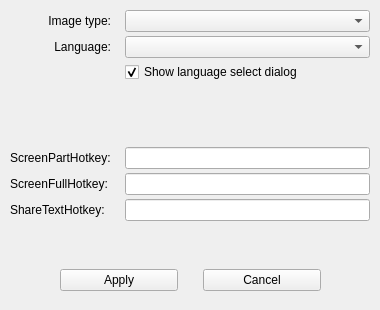
The window that client/config.ui (bakwc/Pastexen) describes before a commit, drawn with Qt 5.
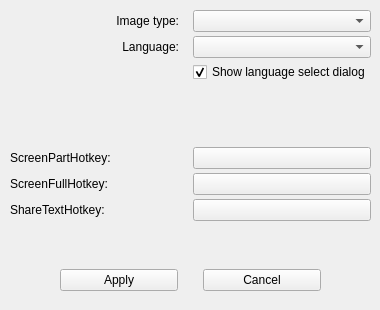
The same window after the commit.

Commit message: Began writing class, that will be read key sequence

What changed in the file:
```diff
--- a/client/config.ui
+++ b/client/config.ui
@@ -42,7 +42,7 @@
     <rect>
      <x>10</x>
      <y>10</y>
-     <width>360</width>
+     <width>361</width>
      <height>211</height>
     </rect>
    </property>
@@ -147,14 +147,26 @@
       </property>
      </widget>
     </item>
-    <item row="4" column="1">
-     <widget class="QLineEdit" name="screenPartLine"/>
-    </item>
     <item row="5" column="1">
-     <widget class="QLineEdit" name="screenFullLine"/>
+     <widget class="QPushButton" name="screenFullButton">
+      <property name="text">
+       <string/>
+      </property>
+     </widget>
+    </item>
+    <item row="4" column="1">
+     <widget class="QPushButton" name="screenPartButton">
+      <property name="text">
+       <string/>
+      </property>
+     </widget>
     </item>
     <item row="6" column="1">
-     <widget class="QLineEdit" name="shareTextLine"/>
+     <widget class="QPushButton" name="shareTextButton">
+      <property name="text">
+       <string/>
+      </property>
+     </widget>
     </item>
    </layout>
   </widget>
```
The commit also changes 7 other files.
